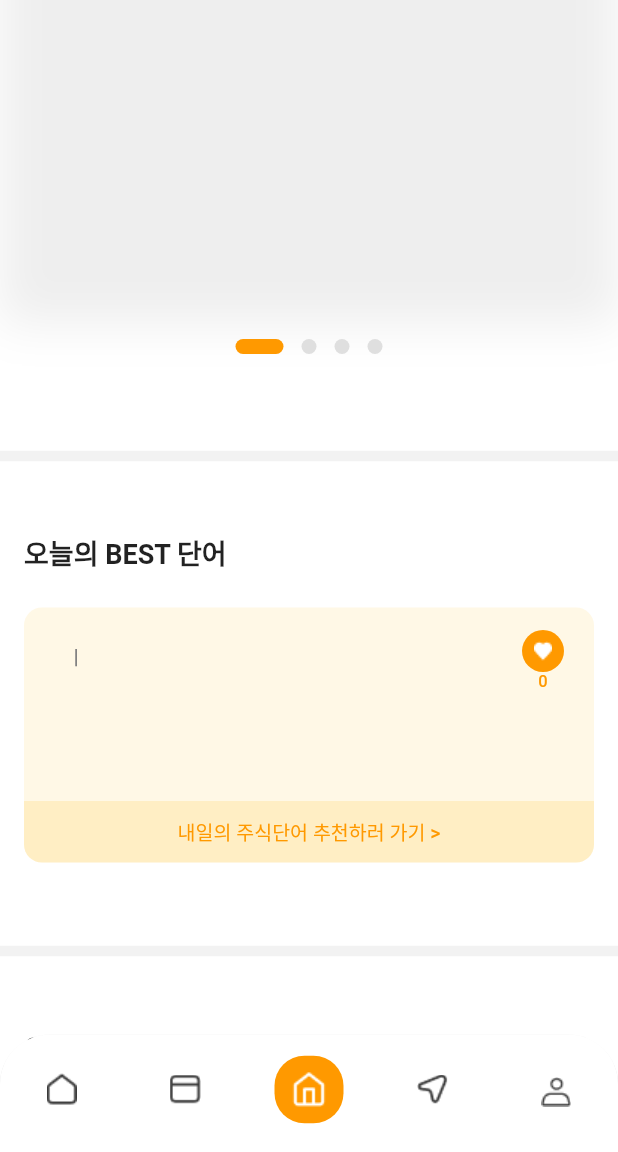
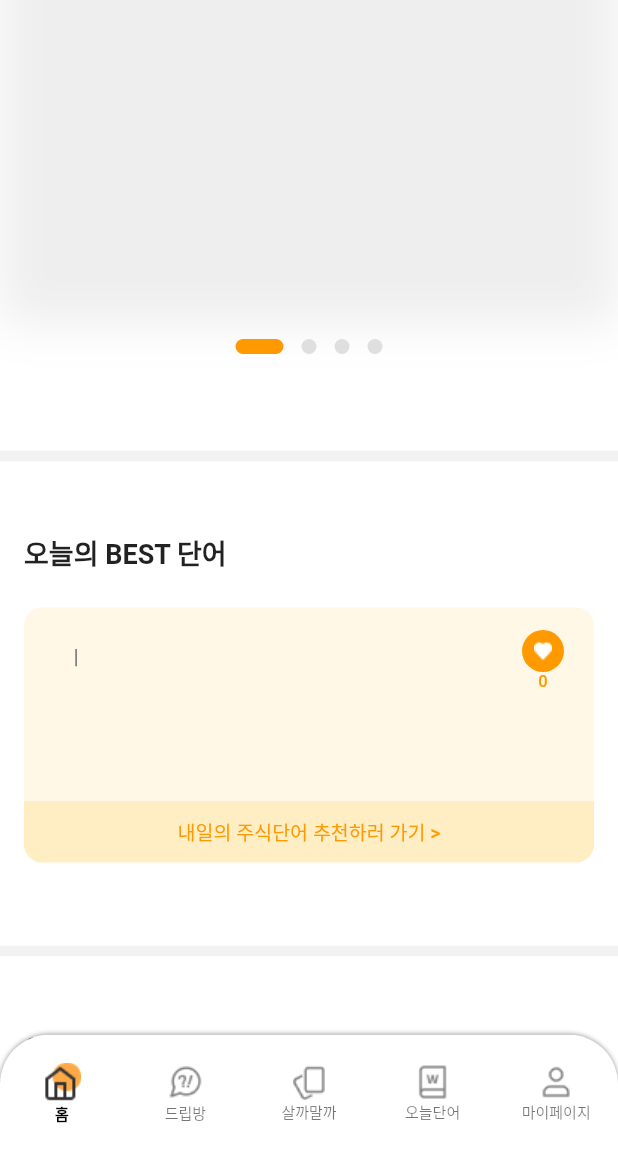
Before and after one commit to Fun-d-6th-Stock-King/should-have-bought-app, a Flutter app: the screen it shows after launch, scrolled down 1152 dp, on a phone screen of 412 x 824 dp, the part 84-1236 px from its top. Run offline on Flutter 3.47's test engine with Material 2 defaults, Android fonts, the phone set to English and light mode, and no system bars; drawn by our look-alikes of carousel_slider; our stand-ins replace auto_size_text, emoji_picker_flutter, firebase_auth, firebase_core, flutter_dotenv, flutter_easyloading and 4 more; missing offline and left inert: kakao_flutter_sdk; accounts and stored records are empty; network calls fail; statements that could not run were skipped.

Commit message:
바텀네비게이션 수정완료

```diff
--- a/lib/screens/tab_screen.dart
+++ b/lib/screens/tab_screen.dart
@@ -61,51 +61,57 @@ class _TabScreenState extends State<TabScreen> {
   }
 
   Widget get bottomNavigationBar {
-    return ClipRRect(
-      borderRadius: BorderRadius.only(
-        topLeft: Radius.circular(33),
-        topRight: Radius.circular(33),
+    return Container(
+      height: 78.26,
+      decoration: BoxDecoration(
+        borderRadius: BorderRadius.only(
+            topRight: Radius.circular(33), topLeft: Radius.circular(33)),
+        boxShadow: [
+          BoxShadow(color: Colors.black38, spreadRadius: 0, blurRadius: 2),
+        ],
       ),
-      child: SizedBox(
-        height: 78.26,
+      child: ClipRRect(
+        borderRadius: BorderRadius.only(
+          topLeft: Radius.circular(33),
+          topRight: Radius.circular(33),
+        ),
         child: BottomNavigationBar(
           elevation: 10,
-          backgroundColor: Colors.white,
+          backgroundColor: Color(0xFFFFFFFF),
           fixedColor: Colors.black,
           type: BottomNavigationBarType.fixed,
-          showSelectedLabels: false,
-          showUnselectedLabels: false,
+          showSelectedLabels: true,
+          showUnselectedLabels: true,
           selectedLabelStyle: TextStyle(
-              color: Colors.black, fontSize: 10.0, fontWeight: FontWeight.bold),
+              color: Color(0xFF333333), fontSize: 10.0, fontWeight: FontWeight.bold),
           unselectedLabelStyle: TextStyle(
-            color: Colors.black,
+            color: Color(0xFF828282),
             fontSize: 10.0,
           ),
           items: <BottomNavigationBarItem>[
             BottomNavigationBarItem(
-                icon: Image(image: AssetImage('assets/icons/home.png')),
-                label: '메인'),
+                icon: Image(image: AssetImage('assets/icons/ico_main_unselect.png')),
+                activeIcon: Image(image: AssetImage('assets/icons/ico_main_select.png')),
+                label: '홈'),
             BottomNavigationBarItem(
-                icon: Image(image: AssetImage('assets/icons/Card.png')),
-                label: '이거살말'),
+                icon: Image(image: AssetImage('assets/icons/ico_drip_unselect.png')),
+                activeIcon: Image(image: AssetImage('assets/icons/ico_drip_select.png')),
+                label: '드립방'),
             BottomNavigationBarItem(
-              icon: Container(
-                padding: EdgeInsets.fromLTRB(10, 10, 10, 10),
-                decoration: BoxDecoration(
-                  borderRadius: BorderRadius.circular(20),
-                  color: mainColor,
-                ),
-                child: Image(image: AssetImage('assets/icons/home_white.png')),
-              ),
-              label: '살말카드',
+              icon: Image(image: AssetImage('assets/icons/ico_card_unselect.png')),
+              activeIcon: Image(image: AssetImage('assets/icons/ico_card_select.png')),
+              label: '살까말까',
             ),
             // BottomNavigationBarItem(icon:Image(image: AssetImage('assets/icons/home_white.png')),label: '살말카드',backgroundColor: Color(0xFFFFB800)),
             BottomNavigationBarItem(
-                icon: Image(image: AssetImage('assets/icons/atm_location.png')),
-                label: '오늘의단어'),
+                icon: Image(image: AssetImage('assets/icons/ico_word_unselect.png')),
+                activeIcon: Image(image: AssetImage('assets/icons/ico_word_select.png')),
+                label: '오늘단어',
+            ),
             BottomNavigationBarItem(
-                icon: Image(image: AssetImage('assets/icons/Profile.png')),
-                label: 'MY'),
+                icon: Image(image: AssetImage('assets/icons/ico_mypage_unselect.png')),
+                activeIcon: Image(image: AssetImage('assets/icons/ico_mypage_select.png')),
+                label: '마이페이지'),
           ],
           currentIndex: _selectedIndex,
           onTap: _onTapped,
```
